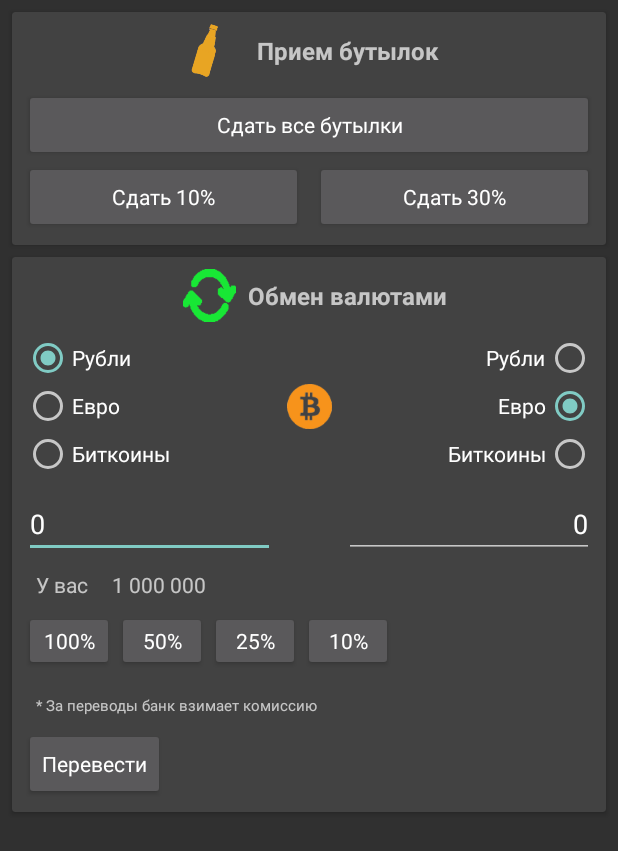
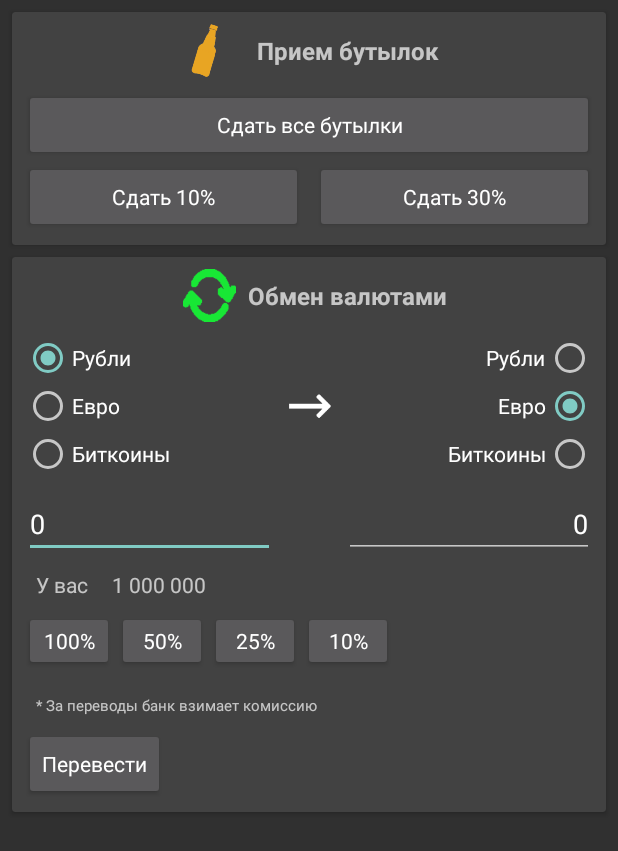
Before and after one commit to rpuxa/Bomjara2, an Android app: the fragment ExchangeFragment shown on its own in the app's theme, on a phone screen of 412 x 824 dp. Shown: the top 851 px of the screen. Run offline under Robolectric (Android 15) with nearby library versions, the phone set to English and light mode, and no system bars; 2 statements that could not run were skipped.

Commit message:
add arrow

```diff
--- a/app/src/main/res/layout/open_exchange.xml
+++ b/app/src/main/res/layout/open_exchange.xml
@@ -89,7 +89,7 @@
         app:layout_constraintEnd_toStartOf="@+id/to_group"
         app:layout_constraintStart_toEndOf="@+id/from_group"
         app:layout_constraintTop_toTopOf="@+id/to_group"
-        app:srcCompat="@drawable/bitcoin" />
+        app:srcCompat="@drawable/arrow" />
 
     <EditText
         android:id="@+id/from_count"
```
Also changed, not shown: app/src/main/res/drawable/arrow.png (added).
